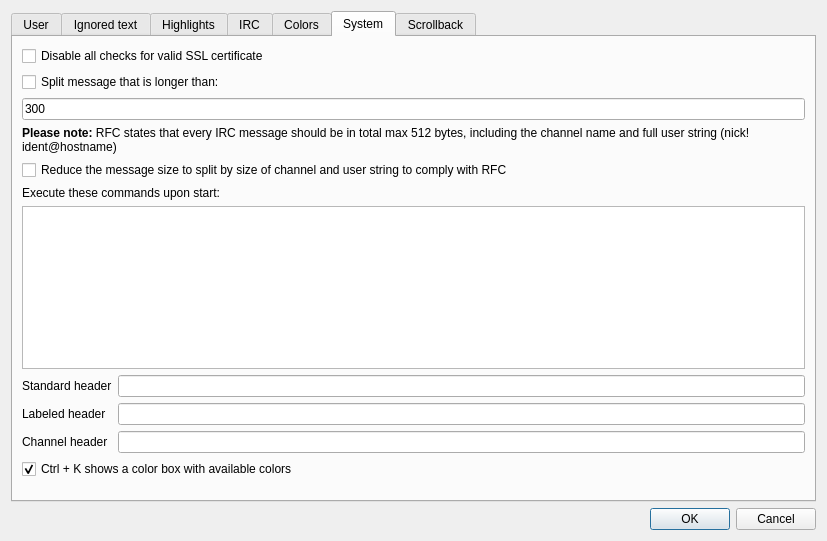
This is src/GrumpyIRC/preferenceswin.ui in grumpy-irc/grumpy as Qt 5 draws it before an edit. The edited form follows.
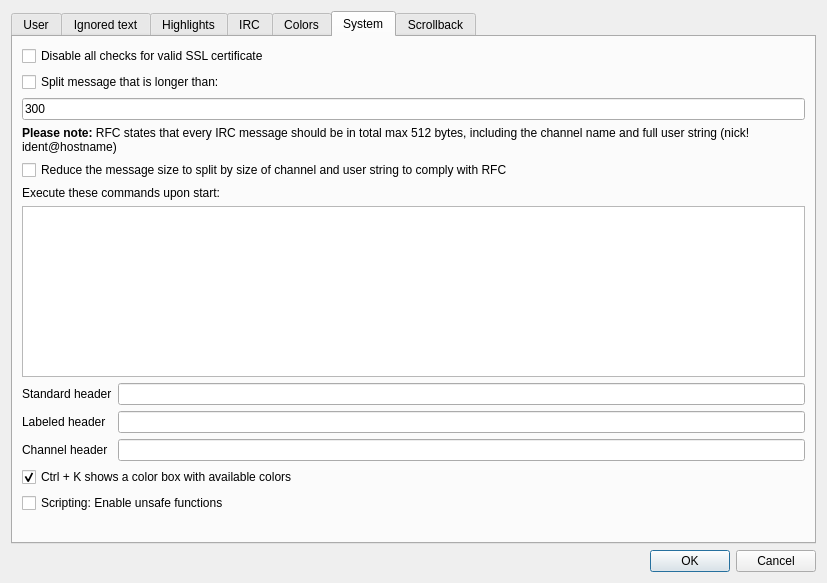
This is the edited form. The open tabs and pages were chosen to show the change.

Commit message: Scripting: +unsafe function

The edit to the form file:
```diff
--- a/src/GrumpyIRC/preferenceswin.ui
+++ b/src/GrumpyIRC/preferenceswin.ui
@@ -7,7 +7,7 @@
     <x>0</x>
     <y>0</y>
     <width>827</width>
-    <height>541</height>
+    <height>583</height>
    </rect>
   </property>
   <property name="windowTitle">
@@ -745,6 +745,13 @@
          </property>
         </widget>
        </item>
+       <item>
+        <widget class="QCheckBox" name="checkBox_UnsafeScript">
+         <property name="text">
+          <string>Scripting: Enable unsafe functions</string>
+         </property>
+        </widget>
+       </item>
        <item>
         <spacer name="verticalSpacer">
          <property name="orientation">
```
The commit also changes 5 other files.
